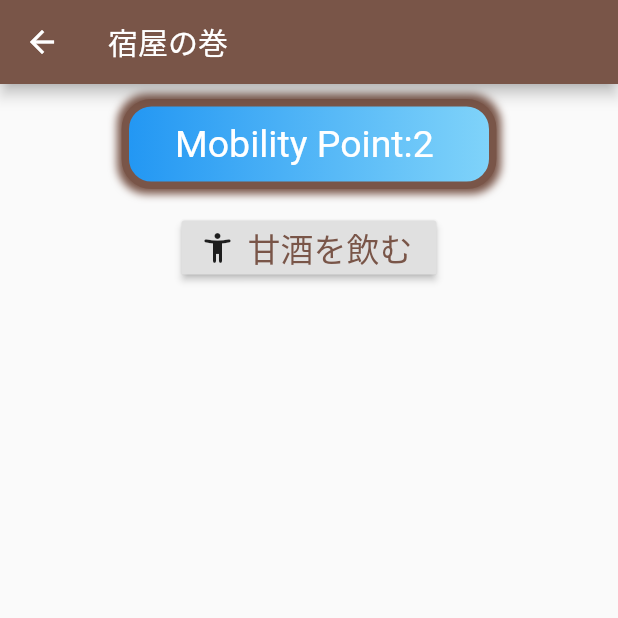
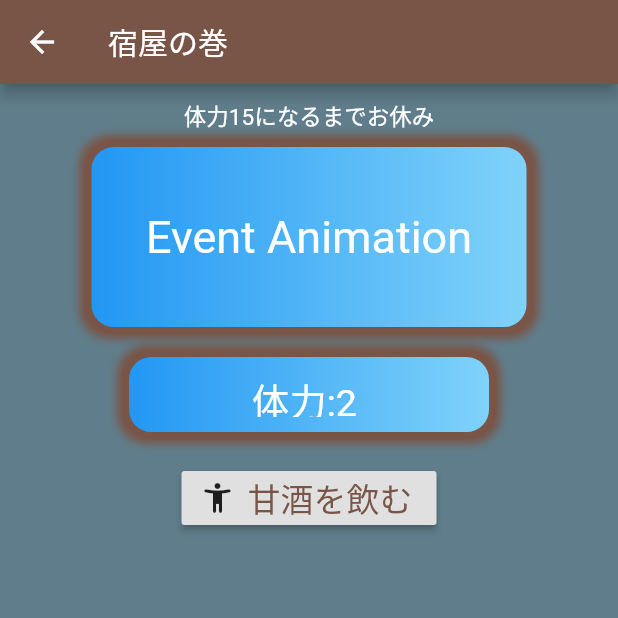
Before and after one commit to Jin01-galaxy/mobility_app00, a Flutter app: the ThirdRoute screen opened by its route, on a phone screen of 412 x 824 dp, the top half of it. Run offline on Flutter 3.47's test engine with Material 2 defaults, Android fonts, the light colour scheme and no system bars.

Commit message:
minor_change

```diff
--- a/lib/pages/mobility_page.dart
+++ b/lib/pages/mobility_page.dart
@@ -17,7 +17,7 @@ class _ThirdRouteState extends State<ThirdRoute> {
   void changedata4() {
     setState(() {
       if (value >= 0) {
-        value += 1;
+        value += 5;
 
         str4 = 'Mobility';
       } else if (counter < 4) {
@@ -32,12 +32,50 @@ class _ThirdRouteState extends State<ThirdRoute> {
   @override
   Widget build(BuildContext context) {
     return Scaffold(
+      backgroundColor: Colors.blueGrey,
       appBar: AppBar(
         title: Text("宿屋の巻"),
       ),
       body: Center(
         child: Column(
           children: <Widget>[
+            Container(
+              padding: EdgeInsets.fromLTRB(0, 10, 0, 5),
+              child: Text('体力15になるまでお休み',
+                  style: TextStyle(fontSize: 15, color: Colors.white)),
+            ),
+            Container(
+                padding: EdgeInsets.all(10.0),
+                // constraints: BoxConstraints.expand(),
+                width: 300,
+                height: 130,
+                alignment: Alignment.center,
+                // transform: Matrix4.rotationZ(0.5),
+                decoration: BoxDecoration(
+                  color: Colors.blue,
+                  border: Border.all(
+                    color: Colors.brown,
+                    width: 5.0,
+                    style: BorderStyle.solid,
+                  ),
+                  borderRadius: BorderRadius.all(Radius.circular(20.0)),
+                  boxShadow: [
+                    BoxShadow(
+                      color: Colors.brown,
+                      blurRadius: 4.0,
+                      spreadRadius: 3.0,
+                    )
+                  ],
+                  gradient: LinearGradient(
+                      begin: Alignment.centerLeft,
+                      end: Alignment.centerRight,
+                      colors: [Colors.blue, Colors.lightBlue[200]]),
+                ),
+                child: Text(
+                  'Event Animation',
+                  style: TextStyle(fontSize: 30, color: Colors.white),
+                )),
+
             Padding(
               padding: const EdgeInsets.all(10.0),
               child: Container(
@@ -68,11 +106,12 @@ class _ThirdRouteState extends State<ThirdRoute> {
                         colors: [Colors.blue, Colors.lightBlue[200]]),
                   ),
                   child: Text(
-                    'Mobility Point:$value ',
+                    '体力:$value ',
                     style: TextStyle(fontSize: 25, color: Colors.white),
                   )),
             ),
-                 Container(
+
+            Container(
               padding: EdgeInsets.fromLTRB(0, 5, 0, 0),
               child: RaisedButton.icon(
                 onPressed: changedata4,
```
Also changed, not shown: lib/main.dart (+16 -12 lines).
